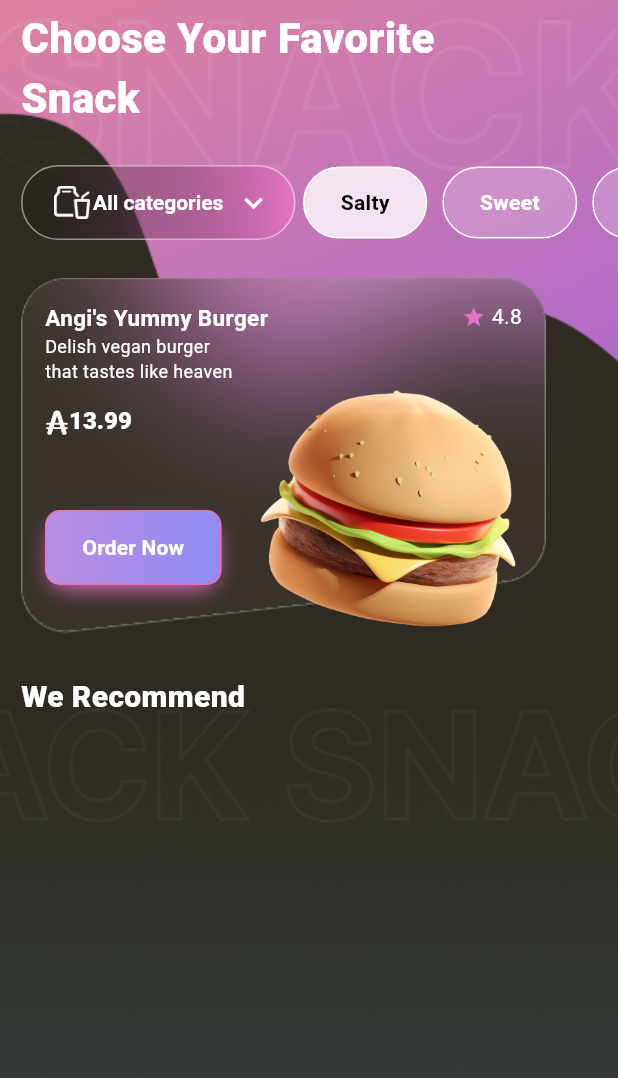
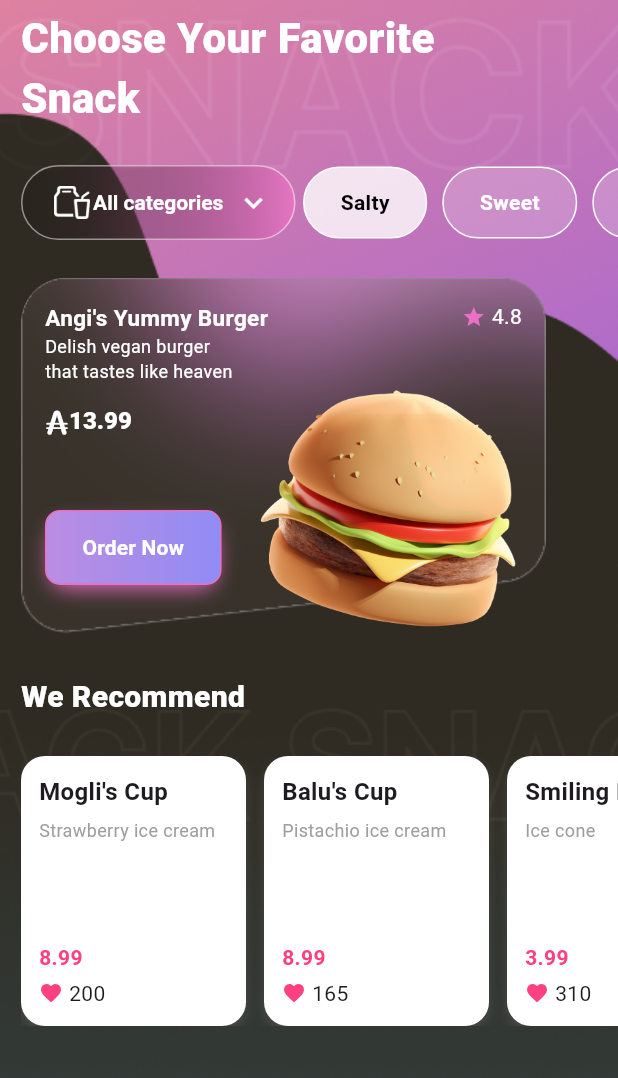
Before and after one commit to domsteindl/flutter_jp_design_challenge, a Flutter app: the ChooseSnackScreen screen opened directly, on a phone screen of 412 x 824 dp. Shown: the top 1078 px of the screen. Run offline on Flutter 3.47's test engine with Material 3 defaults, Android fonts, the phone set to English and light mode, and no system bars.

Commit message:
added external class for products and implemented generation of card items

```diff
--- a/lib/src/features/startingPage/presentation/jp_choose_snack_screen.dart
+++ b/lib/src/features/startingPage/presentation/jp_choose_snack_screen.dart
@@ -12,7 +12,32 @@ class ChooseSnackScreen extends StatefulWidget {
 
 class _ChooseSnackScreenState extends State<ChooseSnackScreen> {
   final categories = ["All categories", "Salty", "Sweet", "Delicate"];
-  final products = [];
+  final List<Product> products = [
+    Product(
+      name: "Mogli's Cup",
+      description: "Strawberry ice cream",
+      price: 8.99,
+      likes: 200,
+    ),
+    Product(
+      name: "Balu's Cup",
+      description: "Pistachio ice cream",
+      price: 8.99,
+      likes: 165,
+    ),
+    Product(
+      name: "Smiling David",
+      description: "Ice cone",
+      price: 3.99,
+      likes: 310,
+    ),
+    Product(
+      name: "Kai in a Cone",
+      description: "Ice cone",
+      price: 3.99,
+      likes: 290,
+    ),
+  ];
   int selectedIndex = 1;
   @override
   Widget build(BuildContext context) {
@@ -287,7 +312,7 @@ class _ChooseSnackScreenState extends State<ChooseSnackScreen> {
                                       style: TextStyle(
                                         color: Colors.white,
                                         fontSize: 16,
-                                        fontWeight: FontWeight.w800
+                                        fontWeight: FontWeight.w800,
                                       ),
                                     ),
                                   ],
@@ -306,6 +331,74 @@ class _ChooseSnackScreenState extends State<ChooseSnackScreen> {
                         fontWeight: FontWeight.w900,
                       ),
                     ),
+                    SizedBox(
+                      height: 180,
+                      child: ListView.builder(
+                        scrollDirection: Axis.horizontal,
+                        itemCount: products.length,
+                        itemBuilder: (context, index) {
+                          final product = products[index];
+                          return Container(
+                            width: 150,
+                            margin: const EdgeInsets.only(right: 12),
+                            decoration: BoxDecoration(
+                              color: Colors.white,
+                              borderRadius: BorderRadius.circular(16),
+                              boxShadow: [
+                                BoxShadow(
+                                  color: Colors.grey.withValues(alpha: 0.2),
+                                  blurRadius: 6,
+                                  offset: const Offset(0, 4),
+                                ),
+                              ],
+                            ),
+                            padding: const EdgeInsets.all(12),
+                            child: Column(
+                              crossAxisAlignment: CrossAxisAlignment.start,
+                              children: [
+                                Text(
+                                  product.name,
+                                  style: const TextStyle(
+                                    fontSize: 16,
+                                    fontWeight: FontWeight.bold,
+                                  ),
+                                ),
+                                const SizedBox(height: 6),
+                                Text(
+                                  product.description,
+                                  style: const TextStyle(
+                                    fontSize: 12,
+                                    color: Colors.grey,
+                                  ),
+                                  maxLines: 2,
+                                  overflow: TextOverflow.ellipsis,
+                                ),
+                                const Spacer(),
+                                Text(
+                                  product.price.toStringAsFixed(2),
+                                  style: const TextStyle(
+                                    fontWeight: FontWeight.bold,
+                                    color: Colors.pinkAccent,
+                                  ),
+                                ),
+                                const SizedBox(height: 4),
+                                Row(
+                                  children: [
+                                    const Icon(
+                                      Icons.favorite,
+                                      size: 16,
+                                      color: Colors.pinkAccent,
+                                    ),
+                                    const SizedBox(width: 4),
+                                    Text("${product.likes}"),
+                                  ],
+                                ),
+                              ],
+                            ),
+                          );
+                        },
+                      ),
+                    ),
                   ],
                 ),
               ),
@@ -316,3 +409,17 @@ class _ChooseSnackScreenState extends State<ChooseSnackScreen> {
     );
   }
 }
+
+class Product {
+  final String name;
+  final String description;
+  final double price;
+  final int likes;
+
+  Product({
+    required this.name,
+    required this.description,
+    required this.price,
+    required this.likes,
+  });
+}
```
